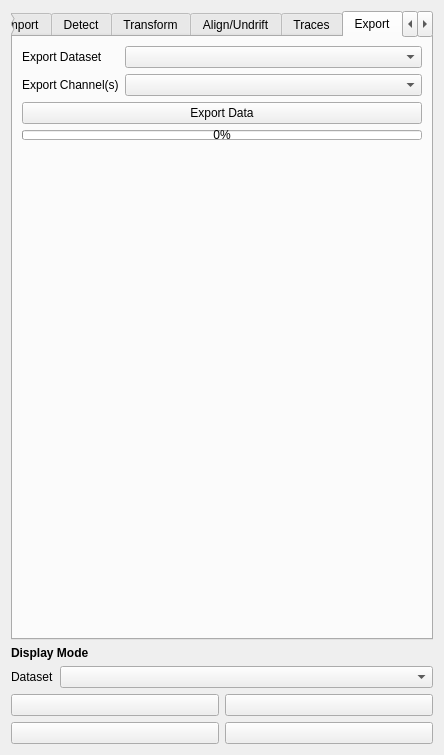
The window that src/napari_gapseq2/widget_ui.ui (piedrro/napari-GapSeq2) describes before a commit, drawn with Qt 5.
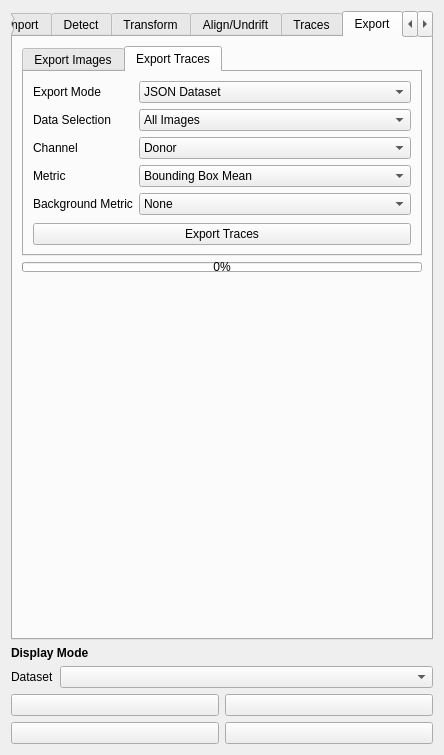
The same window after the commit. The open tabs and pages were chosen to show the change.

Commit message: added export UI and json export

The edit to the form file:
```diff
--- a/src/napari_gapseq2/widget_ui.ui
+++ b/src/napari_gapseq2/widget_ui.ui
@@ -1442,6 +1442,16 @@
       </attribute>
       <layout class="QVBoxLayout" name="verticalLayout_11">
        <item>
+        <widget class="QTabWidget" name="tabWidget_2">
+         <property name="currentIndex">
+          <number>1</number>
+         </property>
+         <widget class="QWidget" name="tab_8">
+          <attribute name="title">
+           <string>Export Images</string>
+          </attribute>
+          <layout class="QVBoxLayout" name="verticalLayout_8">
+           <item>
         <layout class="QFormLayout" name="formLayout_5">
          <item row="0" column="0">
           <widget class="QLabel" name="label_16">
@@ -1470,6 +1480,173 @@
          <property name="text">
           <string>Export Data</string>
          </property>
+            </widget>
+           </item>
+          </layout>
+         </widget>
+         <widget class="QWidget" name="tab_9">
+          <attribute name="title">
+           <string>Export Traces</string>
+          </attribute>
+          <layout class="QVBoxLayout" name="verticalLayout_12">
+           <item>
+            <layout class="QFormLayout" name="formLayout_13">
+             <item row="1" column="0">
+              <widget class="QLabel" name="label_45">
+               <property name="text">
+                <string>Data Selection</string>
+               </property>
+              </widget>
+             </item>
+             <item row="1" column="1">
+              <widget class="QComboBox" name="traces_export_dataset">
+               <item>
+                <property name="text">
+                 <string>All Images</string>
+                </property>
+               </item>
+              </widget>
+             </item>
+             <item row="2" column="0">
+              <widget class="QLabel" name="label_63">
+               <property name="text">
+                <string>Channel</string>
+               </property>
+              </widget>
+             </item>
+             <item row="2" column="1">
+              <widget class="QComboBox" name="traces_export_channel">
+               <item>
+                <property name="text">
+                 <string>Donor</string>
+                </property>
+               </item>
+               <item>
+                <property name="text">
+                 <string>Acceptor</string>
+                </property>
+               </item>
+               <item>
+                <property name="text">
+                 <string>FRET Data</string>
+                </property>
+               </item>
+               <item>
+                <property name="text">
+                 <string>FRET Efficiency</string>
+                </property>
+               </item>
+               <item>
+                <property name="text">
+                 <string>FRET Data + FRET Efficiency</string>
+                </property>
+               </item>
+               <item>
+                <property name="text">
+                 <string>ALEX Data</string>
+                </property>
+               </item>
+               <item>
+                <property name="text">
+                 <string>ALEX Efficiency</string>
+                </property>
+               </item>
+               <item>
+                <property name="text">
+                 <string>ALEX Data + ALEX Efficiency</string>
+                </property>
+               </item>
+              </widget>
+             </item>
+             <item row="3" column="0">
+              <widget class="QLabel" name="label_48">
+               <property name="text">
+                <string>Metric</string>
+               </property>
+              </widget>
+             </item>
+             <item row="3" column="1">
+              <widget class="QComboBox" name="traces_export_metric">
+               <item>
+                <property name="text">
+                 <string>Bounding Box Mean</string>
+                </property>
+               </item>
+               <item>
+                <property name="text">
+                 <string>Bouding Box Standard Deviation</string>
+                </property>
+               </item>
+               <item>
+                <property name="text">
+                 <string>Bounding Box Sum</string>
+                </property>
+               </item>
+              </widget>
+             </item>
+             <item row="4" column="0">
+              <widget class="QLabel" name="label_47">
+               <property name="text">
+                <string>Background Metric</string>
+               </property>
+              </widget>
+             </item>
+             <item row="4" column="1">
+              <widget class="QComboBox" name="traces_export_background">
+               <item>
+                <property name="text">
+                 <string>None</string>
+                </property>
+               </item>
+               <item>
+                <property name="text">
+                 <string>Local Background Subtraction</string>
+                </property>
+               </item>
+               <item>
+                <property name="text">
+                 <string>Global Background Subtraction</string>
+                </property>
+               </item>
+              </widget>
+             </item>
+             <item row="0" column="1">
+              <widget class="QComboBox" name="traces_export_mode">
+               <item>
+                <property name="text">
+                 <string>JSON Dataset</string>
+                </property>
+               </item>
+               <item>
+                <property name="text">
+                 <string>Excel</string>
+                </property>
+               </item>
+               <item>
+                <property name="text">
+                 <string>DAT</string>
+                </property>
+               </item>
+              </widget>
+             </item>
+             <item row="0" column="0">
+              <widget class="QLabel" name="label_36">
+               <property name="text">
+                <string>Export Mode</string>
+               </property>
+              </widget>
+             </item>
+            </layout>
+           </item>
+           <item>
+            <widget class="QPushButton" name="gapseq_export_traces">
+             <property name="text">
+              <string>Export Traces</string>
+             </property>
+            </widget>
+           </item>
+          </layout>
+         </widget>
         </widget>
        </item>
        <item>
```
Left out of the diff: 2 changed lines with no effect on the pictures. Lines whose indentation alone changed are shown as unchanged. The commit also changes 8 other files.
